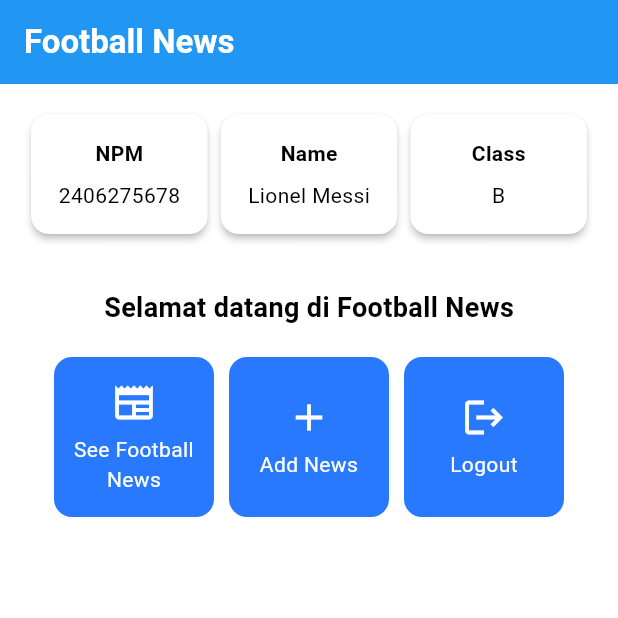
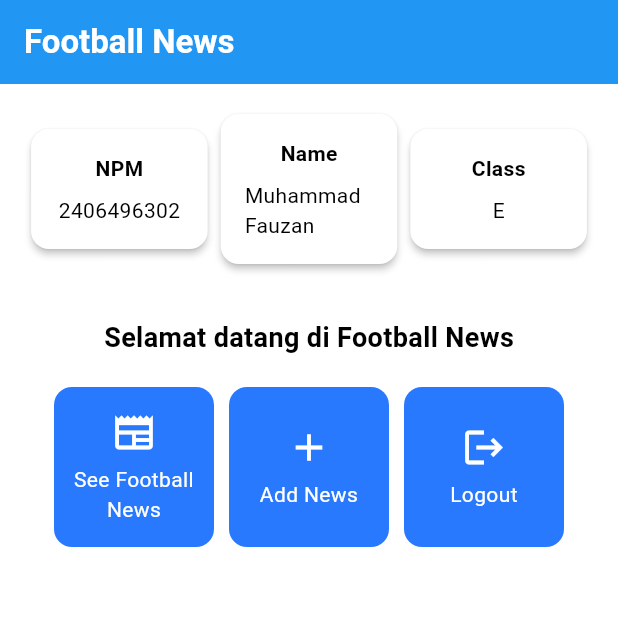
Before and after one commit to muhfauzannn/football-news-mobile, a Flutter app: the screen it shows after launch, on a phone screen of 412 x 824 dp, the top half of it. Run offline on Flutter 3.47's test engine with Material 3 defaults, Android fonts, the phone set to English and light mode, and no system bars.

Commit message:
tutorial 6 fix

```diff
--- a/lib/menu.dart
+++ b/lib/menu.dart
@@ -3,9 +3,9 @@ import 'package:flutter/material.dart';
 class MyHomePage extends StatelessWidget {
   MyHomePage({super.key});
 
-  final String nama = "Lionel Messi"; //nama
-  final String npm = "2406275678"; //npm
-  final String kelas = "B"; //kelas
+  final String nama = "Muhammad Fauzan"; //nama
+  final String npm = "2406496302"; //npm
+  final String kelas = "E"; //kelas
 
   final List<ItemHomepage> items = [
     ItemHomepage("See Football News", Icons.newspaper),
```
